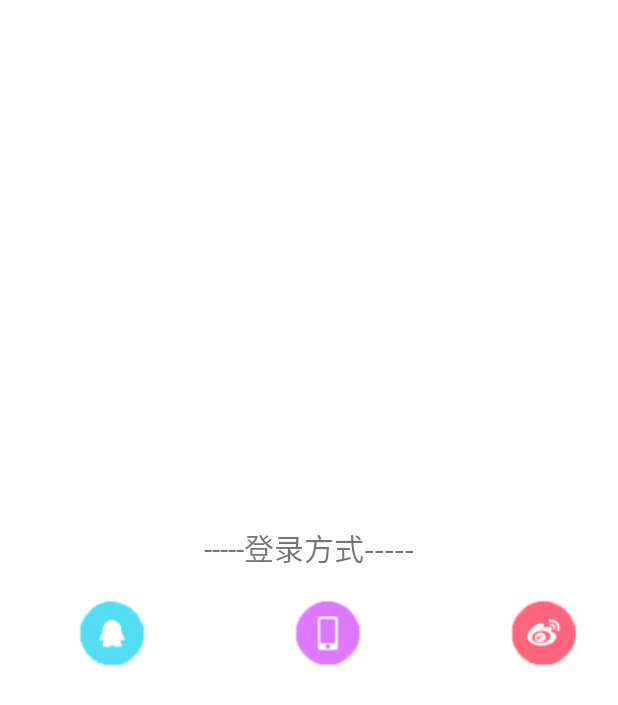
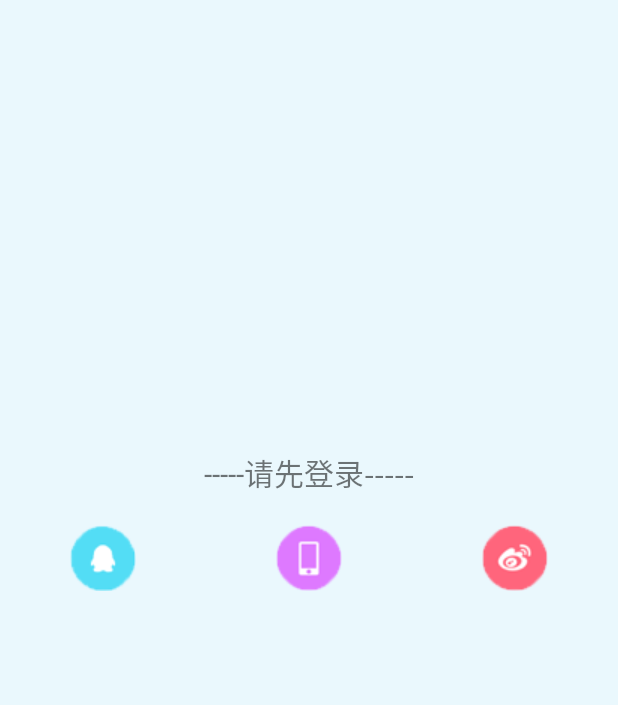
Before and after one commit to haodaxia1/MissPhoto, an Android app: the layout layout_mine.xml on its own in the app's theme, with its tools: preview values and no code run, on a phone screen of 412 x 824 dp. Shown: the top 705 px of the screen. Run offline under Robolectric (Android 15) with nearby library versions, the phone set to English and light mode, and no system bars.

Commit message:
修改首页轮播图卡顿问题，优化登录页面布局

```diff
--- a/app/src/main/java/com/example/administrator/missphoto/HomeFragment.java
+++ b/app/src/main/java/com/example/administrator/missphoto/HomeFragment.java
@@ -14,7 +14,7 @@ import android.widget.ViewFlipper;
 
 public class HomeFragment extends Fragment {
     private ViewFlipper flipper;
-    private int[] resId = {R.drawable.yuepai, R.drawable.yuehua, R.drawable.shili1};
+    private int[] resId = {R.drawable.yuepai, R.drawable.yuehua, R.drawable.shili4};
     @Nullable
     @Override
     public View onCreateView(LayoutInflater inflater, ViewGroup container, Bundle savedInstanceState) {
--- a/app/src/main/res/layout/layout_home.xml
+++ b/app/src/main/res/layout/layout_home.xml
@@ -2,7 +2,7 @@
 <!--<LinearLayout xmlns:android="http://schemas.android.com/apk/res/android"
     xmlns:tools="http://schemas.android.com/tools"
     android:layout_width="match_parent"
-    android:layout_height="match_parent"
+    android:layout_height="wrap_content"
     android:orientation="vertical"
     android:paddingBottom="@dimen/activity_vertical_margin"
     android:paddingLeft="@dimen/activity_horizontal_margin"
@@ -389,3 +389,5 @@
 
     </LinearLayout>
 </ScrollView>
+<!--
+</LinearLayout>-->
--- a/app/src/main/res/layout/layout_mine.xml
+++ b/app/src/main/res/layout/layout_mine.xml
@@ -4,16 +4,16 @@
     android:layout_width="match_parent"
     android:layout_height="match_parent"
     android:orientation="vertical"
-    android:background="#fff"
+    android:background="#EAF8FD"
     tools:context="com.example.administrator.missphoto.MainActivity">
 
      <TextView
         android:layout_width="match_parent"
         android:layout_height="wrap_content"
-        android:text="-----登录方式-----"
+        android:text="-----请先登录-----"
          android:layout_gravity="center"
          android:gravity="center"
-        android:layout_marginTop="350dp"
+        android:layout_marginTop="300dp"
         android:textSize="20sp"/>
     <LinearLayout
         android:layout_width="match_parent"
@@ -24,27 +24,24 @@
             android:layout_weight="1"
             android:layout_height="wrap_content"
             android:src="@drawable/qq"
-            android:layout_marginLeft="25dp"
             android:id="@+id/btn_mine_qq"
-            android:background="#fff"
+            android:background="#EAF8FD"
             android:layout_marginTop="20dp"/>
         <ImageButton
             android:layout_width="0dp"
             android:layout_weight="1"
             android:layout_height="wrap_content"
             android:src="@drawable/phone"
-            android:layout_marginLeft="45dp"
             android:id="@+id/btn_mine_phone"
-            android:background="#fff"
+            android:background="#EAF8FD"
             android:layout_marginTop="20dp"/>
         <ImageButton
             android:layout_width="0dp"
             android:layout_weight="1"
             android:layout_height="wrap_content"
             android:src="@drawable/weibo"
-            android:background="#fff"
+            android:background="#EAF8FD"
             android:id="@+id/btn_mine_weibo"
-            android:layout_marginLeft="45dp"
             android:layout_marginTop="20dp"/>
     </LinearLayout>
 
```
Also changed, not shown: app/src/main/res/anim/left_in.xml (deleted, +0 -8 lines), app/src/main/res/anim/left_out.xml (deleted, +0 -7 lines).
